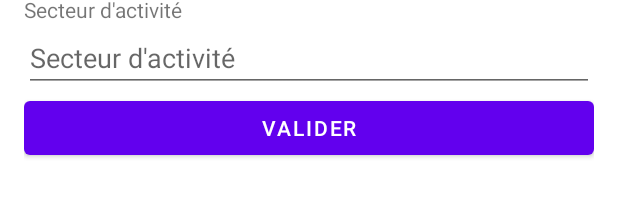
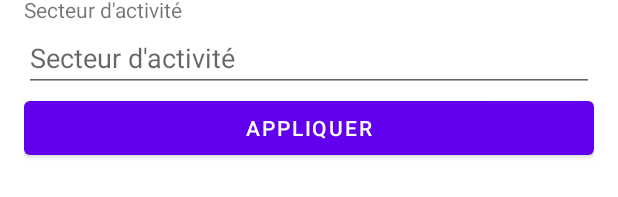
Before and after one commit to MaryemBouziane/JobFinder, an Android app: the layout fragment_settings.xml on its own in the app's theme, with its tools: preview values and no code run, on a phone screen of 412 x 824 dp. Shown: the part 393-590 px from the top of the screen. Run offline under Robolectric (Android 15) with nearby library versions, the phone set to English and light mode, and no system bars.

Commit message:
changed aplly button text

```diff
--- a/app/src/main/res/layout/fragment_settings.xml
+++ b/app/src/main/res/layout/fragment_settings.xml
@@ -71,7 +71,7 @@
             android:id="@+id/valider_button"
             android:layout_width="match_parent"
             android:layout_height="wrap_content"
-            android:text="Valider" />
+            android:text="Appliquer" />
 
     </LinearLayout>
 </ScrollView>
```
